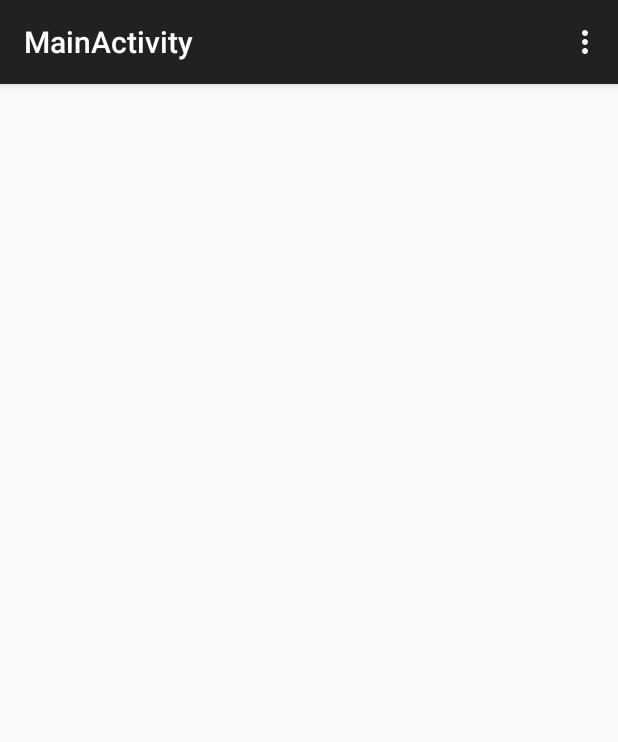
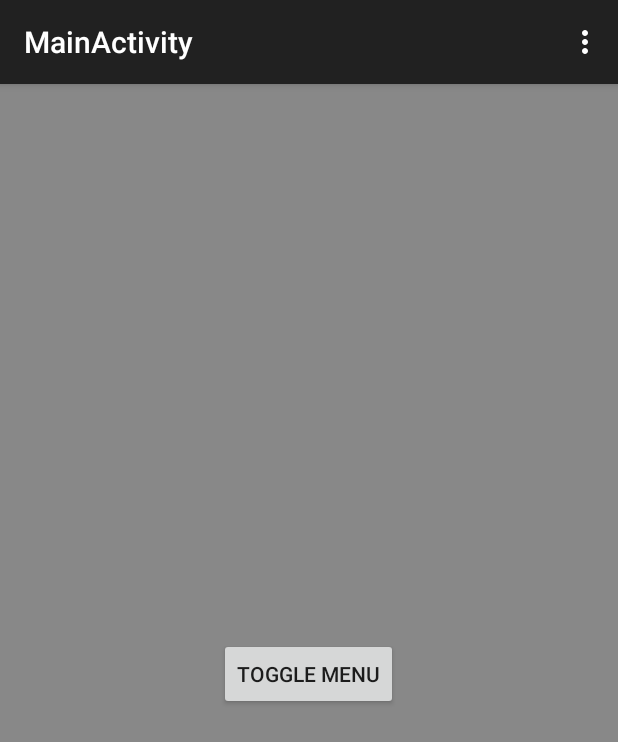
Before and after one commit to kadironay/Android_Projects, an Android app: the MainActivity screen opened directly, with no data from a screen before it, on a phone screen of 412 x 824 dp. Shown: the top 742 px of the screen. Run offline under Robolectric (Android 15) with nearby library versions, the phone set to English and light mode, and no system bars.

Commit message:
- FlyOutContainer and flyout_screen.xml are added. But need to be improved.

```diff
--- a/app/build.gradle
+++ b/app/build.gradle
@@ -6,7 +6,7 @@ android {
 
     defaultConfig {
         applicationId "com.example.kadir.tahminator"
-        minSdkVersion 9
+        minSdkVersion 11
         targetSdkVersion 22
         versionCode 1
         versionName "1.0"
--- /dev/null
+++ b/app/src/main/java/com/example/kadir/tahminator/FlyOutContainer.java
@@ -0,0 +1,161 @@
+package com.example.kadir.tahminator;
+
+import android.content.Context;
+import android.os.Handler;
+import android.util.AttributeSet;
+import android.view.View;
+import android.view.animation.Interpolator;
+import android.view.animation.LinearInterpolator;
+import android.widget.LinearLayout;
+import android.widget.Scroller;
+
+public class FlyOutContainer extends LinearLayout {
+
+    // References to groups contained in this view.
+    private View menu;
+    private View content;
+
+    // Layout Constants
+    protected static final int menuMargin = 150;
+
+    public enum MenuState {
+        CLOSED, OPEN, CLOSING, OPENING
+    };
+
+    // Position information attributes
+    protected int currentContentOffset = 0;
+    protected MenuState menuCurrentState = MenuState.CLOSED;
+
+    // Animation objects
+    protected Scroller menuAnimationScroller = new Scroller(this.getContext(),
+            new LinearInterpolator());
+    //	protected Scroller menuAnimationScroller = new Scroller(this.getContext(),
+//			new SmoothInterpolator());
+    protected Runnable menuAnimationRunnable = new AnimationRunnable();
+    protected Handler menuAnimationHandler = new Handler();
+
+    // Animation constants
+    private static final int menuAnimationDuration = 1000;
+    private static final int menuAnimationPollingInterval = 16;
+
+    public FlyOutContainer(Context context, AttributeSet attrs, int defStyle) {
+        super(context, attrs, defStyle);
+    }
+
+    public FlyOutContainer(Context context, AttributeSet attrs) {
+        super(context, attrs);
+    }
+
+    public FlyOutContainer(Context context) {
+        super(context);
+    }
+
+    @Override
+    protected void onAttachedToWindow() {
+        super.onAttachedToWindow();
+
+        this.menu = this.getChildAt(0);
+        this.content = this.getChildAt(1);
+
+        this.menu.setVisibility(View.GONE);
+    }
+
+    @Override
+    protected void onLayout(boolean changed, int left, int top, int right,
+                            int bottom) {
+        if (changed)
+            this.calculateChildDimensions();
+
+        this.menu.layout(left, top, right - menuMargin, bottom);
+
+        this.content.layout(left + this.currentContentOffset, top, right
+                + this.currentContentOffset, bottom);
+
+    }
+
+    public void toggleMenu() {
+        switch (this.menuCurrentState) {
+            case CLOSED:
+                this.menuCurrentState = MenuState.OPENING;
+                this.menu.setVisibility(View.VISIBLE);
+                this.menuAnimationScroller.startScroll(0, 0, this.getMenuWidth(),
+                        0, menuAnimationDuration);
+                break;
+            case OPEN:
+                this.menuCurrentState = MenuState.CLOSING;
+                this.menuAnimationScroller.startScroll(this.currentContentOffset,
+                        0, -this.currentContentOffset, 0, menuAnimationDuration);
+                break;
+            default:
+                return;
+        }
+
+        this.menuAnimationHandler.postDelayed(this.menuAnimationRunnable,
+                menuAnimationPollingInterval);
+
+        this.invalidate();
+    }
+
+    private int getMenuWidth() {
+        return this.menu.getLayoutParams().width;
+    }
+
+    private void calculateChildDimensions() {
+        this.content.getLayoutParams().height = this.getHeight();
+        this.content.getLayoutParams().width = this.getWidth();
+
+        this.menu.getLayoutParams().width = this.getWidth() - menuMargin;
+        this.menu.getLayoutParams().height = this.getHeight();
+    }
+
+    private void adjustContentPosition(boolean isAnimationOngoing) {
+        int scrollerOffset = this.menuAnimationScroller.getCurrX();
+
+        this.content.offsetLeftAndRight(scrollerOffset
+                - this.currentContentOffset);
+
+        this.currentContentOffset = scrollerOffset;
+
+        this.invalidate();
+
+        if (isAnimationOngoing)
+            this.menuAnimationHandler.postDelayed(this.menuAnimationRunnable,
+                    menuAnimationPollingInterval);
+        else
+            this.onMenuTransitionComplete();
+    }
+
+    private void onMenuTransitionComplete() {
+        switch (this.menuCurrentState) {
+            case OPENING:
+                this.menuCurrentState = MenuState.OPEN;
+                break;
+            case CLOSING:
+                this.menuCurrentState = MenuState.CLOSED;
+                this.menu.setVisibility(View.GONE);
+                break;
+            default:
+                return;
+        }
+    }
+
+    protected class SmoothInterpolator implements Interpolator{
+
+        @Override
+        public float getInterpolation(float t) {
+            return (float)Math.pow(t-1, 5) + 1;
+        }
+
+    }
+
+    protected class AnimationRunnable implements Runnable {
+
+        @Override
+        public void run() {
+            FlyOutContainer.this
+                    .adjustContentPosition(FlyOutContainer.this.menuAnimationScroller
+                            .computeScrollOffset());
+        }
+
+    }
+}
--- a/app/src/main/java/com/example/kadir/tahminator/LoginScreenActivity.java
+++ b/app/src/main/java/com/example/kadir/tahminator/LoginScreenActivity.java
@@ -40,7 +40,7 @@ public class LoginScreenActivity extends ActionBarActivity {
 
         if(username != "" && password != ""){
 
-            //startActivity(new Intent(this, MainActivity.class));
+            startActivity(new Intent(this, MainActivity.class));
         }
 
 
--- a/app/src/main/java/com/example/kadir/tahminator/MainActivity.java
+++ b/app/src/main/java/com/example/kadir/tahminator/MainActivity.java
@@ -4,16 +4,25 @@ import android.support.v7.app.ActionBarActivity;
 import android.os.Bundle;
 import android.view.Menu;
 import android.view.MenuItem;
+import android.view.View;
 
 
 public class MainActivity extends ActionBarActivity {
 
+    public FlyOutContainer root;
+
     @Override
     protected void onCreate(Bundle savedInstanceState) {
         super.onCreate(savedInstanceState);
-        setContentView(R.layout.activity_main);
+        //setContentView(R.layout.activity_main);
+
+        this.root = (FlyOutContainer) this.getLayoutInflater().inflate(R.layout.flyout_screen, null);
+        this.setContentView(root);
     }
 
+    public void toggleMenu(View v){
+        this.root.toggleMenu();
+    }
 
     @Override
     public boolean onCreateOptionsMenu(Menu menu) {
--- a/app/src/main/java/com/example/kadir/tahminator/SignUPActivity.java
+++ b/app/src/main/java/com/example/kadir/tahminator/SignUPActivity.java
@@ -49,9 +49,9 @@ public class SignUPActivity extends ActionBarActivity
                 String email = editTextEmail.getText().toString();
 
                 // check if any of the fields are vaccant
-                if(userName.equals("")||password.equals("")||confirmPassword.equals(""))
+                if(userName.equals("")||password.equals("")||confirmPassword.equals("")||email.equals(""))
                 {
-                    Toast.makeText(getApplicationContext(), "Field Vaccant", Toast.LENGTH_LONG).show();
+                    Toast.makeText(getApplicationContext(), "Field Vacant", Toast.LENGTH_LONG).show();
                     return;
                 }
                 // check if both password matches
--- /dev/null
+++ b/app/src/main/res/layout/flyout_screen.xml
@@ -0,0 +1,52 @@
+<?xml version="1.0" encoding="utf-8"?>
+<com.example.kadir.tahminator.FlyOutContainer xmlns:android="http://schemas.android.com/apk/res/android"
+    android:layout_width="match_parent"
+    android:layout_height="match_parent" >
+
+    <LinearLayout
+        xmlns:android="http://schemas.android.com/apk/res/android"
+        android:layout_width="match_parent"
+        android:layout_height="match_parent"
+        android:background="#444488"
+        android:orientation="vertical" >
+
+        <Button
+            android:layout_width="match_parent"
+            android:layout_height="wrap_content"
+            android:onClick="toggleMenu"
+            android:text="Button 1" />
+
+        <Button
+            android:layout_width="match_parent"
+            android:layout_height="wrap_content"
+            android:onClick="toggleMenu"
+            android:text="Button 2" />
+
+        <Button
+            android:layout_width="match_parent"
+            android:layout_height="wrap_content"
+            android:onClick="toggleMenu"
+            android:text="Button 3" />
+    </LinearLayout>
+
+    <LinearLayout
+        xmlns:android="http://schemas.android.com/apk/res/android"
+        android:layout_width="match_parent"
+        android:layout_height="match_parent"
+        android:background="#888888"
+        android:orientation="vertical"
+        android:gravity="center" >
+
+        <TextView
+            android:layout_width="match_parent"
+            android:layout_height="wrap_content"
+            android:text="" />
+
+        <Button
+            android:layout_width="wrap_content"
+            android:layout_height="wrap_content"
+            android:onClick="toggleMenu"
+            android:text="Toggle Menu" />
+    </LinearLayout>
+
+</com.example.kadir.tahminator.FlyOutContainer>
--- a/app/src/main/res/values/strings.xml
+++ b/app/src/main/res/values/strings.xml
@@ -12,7 +12,7 @@
     <string name="buttonCreateAccountString">Create Account</string>
     <string name="usernameHintString">Username</string>
     <string name="passwordHintString">Password</string>
-    <string name="usernameHintSUString">User Name</string>
+    <string name="usernameHintSUString">Username</string>
     <string name="passwordSUString">Password</string>
     <string name="confpasswordSUString">Confirm Password</string>
     <string name="emailSUString">E-Mail</string>
```
Also changed, not shown: app/src/main/res/layout/activity_login_screen.xml (+1 -7 lines), app/src/main/res/drawable/banner.png.
